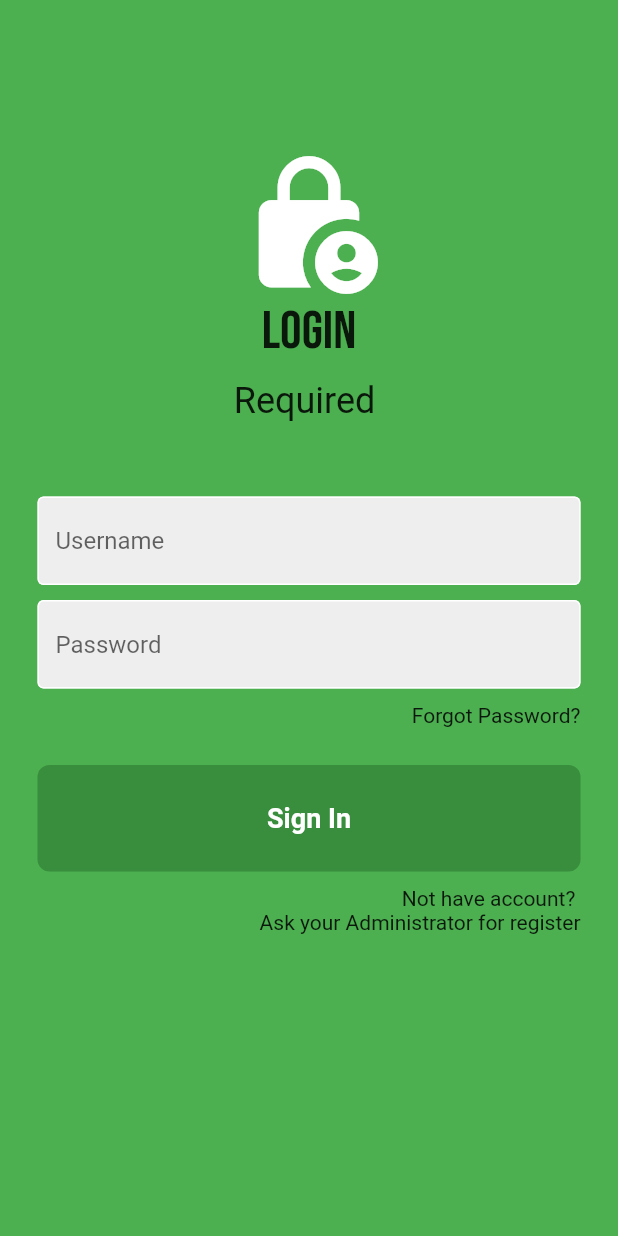
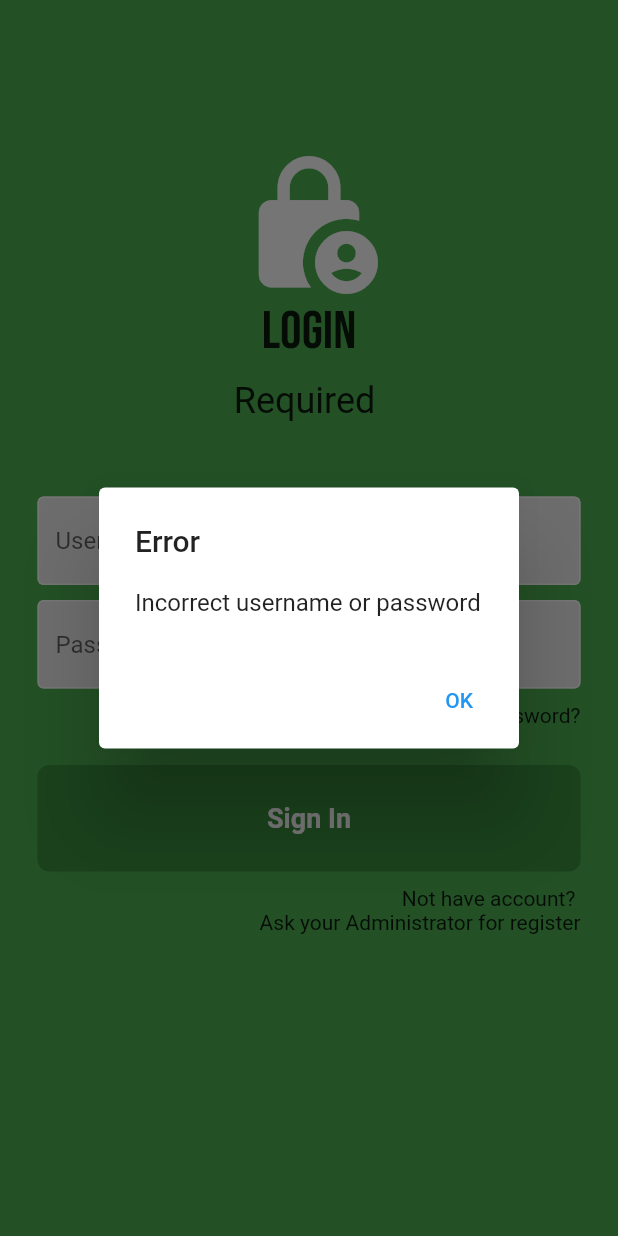
Before and after one commit to randyprimaputra/jobtes, a Flutter app: the LoginPage screen opened directly, after a tap on "Sign In", on a phone screen of 412 x 824 dp. Run offline on Flutter 3.47's test engine with Material 2 defaults, Android fonts, the phone set to English and light mode, and no system bars; our stand-ins replace google_fonts, sqflite; accounts and stored records are empty.

Commit message:
update
pc

```diff
--- a/flutter_apk/lib/components/my_textfield.dart
+++ b/flutter_apk/lib/components/my_textfield.dart
@@ -1,3 +1,5 @@
+// ignore_for_file: prefer_typing_uninitialized_variables
+
 import 'package:flutter/material.dart';
 
 class MyTextField extends StatelessWidget {
--- a/flutter_apk/lib/db/sql_helper.dart
+++ b/flutter_apk/lib/db/sql_helper.dart
@@ -1,6 +1,5 @@
 // ignore_for_file: non_constant_identifier_names
 import 'package:flutter/foundation.dart';
-import 'package:flutter_apk/pages/member_model.dart';
 import 'package:sqflite/sqflite.dart' as sql;
 
 class SQLHelper {
@@ -58,13 +57,24 @@ class SQLHelper {
 
   // Read a single Membercard by kode_member
   static Future<List<Map<String, dynamic>>> getDatamembercard(
-      int kode_member) async {
+      var kode_member) async {
     final db = await SQLHelper.db();
     return db.query('Membercard',
         where: "kode_member = ?", whereArgs: [kode_member], limit: 1);
   }
 
   // login member
+
+  Future<bool> login(String username, String password) async {
+    final db = await SQLHelper.db();
+
+    // Query the database for a user with the specified username
+    List<Map<String, dynamic>> userData = await db.query('Membercard',
+        where: "username = ?", whereArgs: [username], limit: 1);
+
+    // Return true if the password matches the password in the database, false otherwise
+    return userData.isNotEmpty && password == userData[0]['password'];
+  }
 
   // Update a Membercard by kode_member
   static Future<int> updateDatamembercard(
--- a/flutter_apk/lib/main.dart
+++ b/flutter_apk/lib/main.dart
@@ -1,5 +1,6 @@
 import 'package:flutter/material.dart';
 import 'package:flutter_apk/pages/admin_page.dart';
+import 'package:flutter_apk/pages/login_page.dart';
 
 //import 'login_page.dart';
 
@@ -16,7 +17,8 @@ class MyApp extends StatelessWidget {
   Widget build(BuildContext context) {
     return const MaterialApp(
       debugShowCheckedModeBanner: false,
-      home: AdminPage(),
+      home: LoginPage(),
+      //home: AdminPage(),
     );
   }
 }
--- a/flutter_apk/lib/pages/admin_page.dart
+++ b/flutter_apk/lib/pages/admin_page.dart
@@ -197,8 +197,8 @@ class _AdminPageState extends State<AdminPage> {
                 color: Colors.orange[200],
                 margin: const EdgeInsets.all(15),
                 child: ListTile(
-                  title: Text(_membercards[index]['nama']),
-                  subtitle: Text(_membercards[index]['tanggal_lahir']),
+                  title: Text(_membercards[index]['username']),
+                  subtitle: Text(_membercards[index]['password']),
                   trailing: SizedBox(
                     width: 100,
                     child: Row(
--- a/flutter_apk/lib/pages/login_page.dart
+++ b/flutter_apk/lib/pages/login_page.dart
@@ -2,6 +2,7 @@ import 'package:flutter/material.dart';
 import 'package:flutter_apk/components/my_button.dart';
 import 'package:flutter_apk/components/my_textfield.dart';
 import 'package:flutter_apk/pages/admin_page.dart';
+import 'package:flutter_apk/pages/member_page.dart';
 import 'package:google_fonts/google_fonts.dart';
 
 import '../db/sql_helper.dart';
@@ -13,14 +14,68 @@ class LoginPage extends StatefulWidget {
   State<LoginPage> createState() => _LoginPageState();
 }
 
+// login member
+
+Future<bool> login(String username, String password) async {
+  final db = await SQLHelper.db();
+
+  // Query the database for a user with the specified username
+  List<Map<String, dynamic>> userData = await db.query('Membercard',
+      where: "username = ?", whereArgs: [username], limit: 1);
+
+  // Return true if the password matches the password in the database, false otherwise
+  return userData.isNotEmpty && password == userData[0]['password'];
+}
+
 class _LoginPageState extends State<LoginPage> {
   // text editing controllers
-  var _usernameController = TextEditingController();
+  final _usernameController = TextEditingController();
 
-  var _passwordController = TextEditingController();
+  final _passwordController = TextEditingController();
 
   // Sign userAdmin in method
-  void signUserIn() {}
+  void signUserIn() async {
+    // Get the entered username and password
+    String username = _usernameController.text;
+    String password = _passwordController.text;
+
+    // Check the user's credentials
+    bool isValid = await login(username, password);
+    if (isValid) {
+      // Navigate to the appropriate page based on the user's role
+      if (username == 'Admin') {
+        Navigator.push(context,
+            MaterialPageRoute(builder: (context) => const AdminPage()));
+      } else {
+        // Query the database for the user's data
+        // Navigate to the member page
+        Navigator.push(
+            context,
+            MaterialPageRoute(
+                builder: (context) => const MemberPage(
+                      userName: '',
+                    )));
+      }
+    } else {
+      // Display an error message
+      showDialog(
+          context: context,
+          builder: (BuildContext context) {
+            return AlertDialog(
+              title: const Text("Error"),
+              content: const Text("Incorrect username or password"),
+              actions: <Widget>[
+                TextButton(
+                  child: const Text("OK"),
+                  onPressed: () {
+                    Navigator.of(context).pop();
+                  },
+                )
+              ],
+            );
+          });
+    }
+  }
 
   @override
   Widget build(BuildContext context) {
--- a/flutter_apk/lib/pages/member_page.dart
+++ b/flutter_apk/lib/pages/member_page.dart
@@ -0,0 +1,16 @@
+import 'package:flutter/material.dart';
+
+class MemberPage extends StatelessWidget {
+  final String userName;
+  const MemberPage({super.key, required this.userName});
+
+  @override
+  Widget build(BuildContext context) {
+    return Scaffold(
+      // Add your member page content here
+      body: Center(
+        child: Text('Welcome, $userName'),
+      ),
+    );
+  }
+}
```
